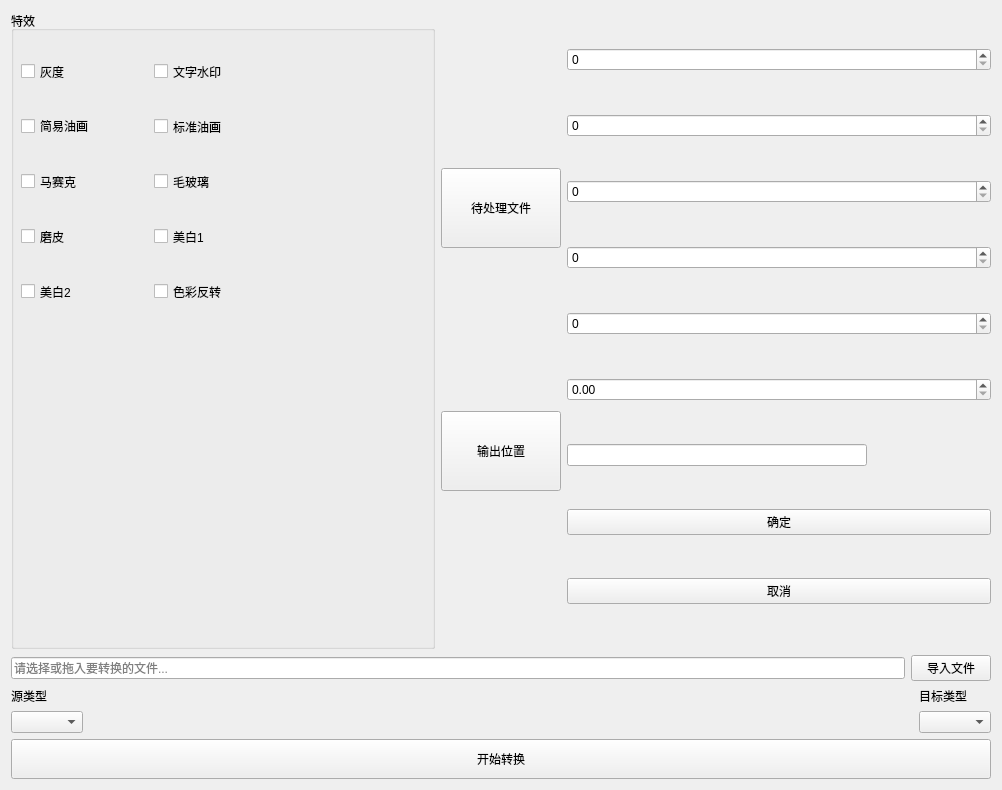
Above: MultiMediaTool/src/gui/ui/effact.ui from xiehaode/MultimediaTools before the change. Below: the same form after it.
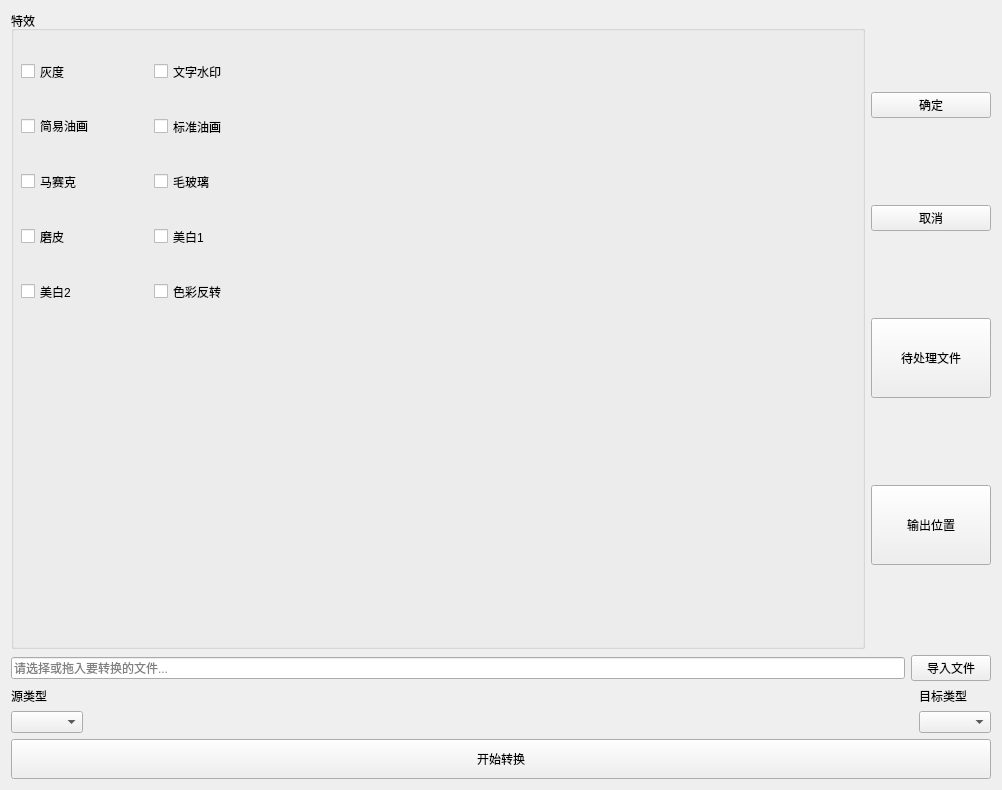
That is the form after the change. Icons and pictures are not drawn.

```diff
--- a/MultiMediaTool/src/gui/ui/effact.ui
+++ b/MultiMediaTool/src/gui/ui/effact.ui
@@ -198,6 +198,20 @@
        </item>
        <item>
         <layout class="QVBoxLayout" name="verticalLayout_3">
+         <item>
+          <widget class="QPushButton" name="ok">
+           <property name="text">
+            <string>确定</string>
+           </property>
+          </widget>
+         </item>
+         <item>
+          <widget class="QPushButton" name="cancel">
+           <property name="text">
+            <string>取消</string>
+           </property>
+          </widget>
+         </item>
          <item>
           <widget class="QToolButton" name="addFile">
            <property name="sizePolicy">
@@ -247,56 +261,7 @@
         </layout>
        </item>
        <item>
-        <layout class="QVBoxLayout" name="verticalLayout_2">
-         <item>
-          <widget class="QSpinBox" name="spinBoxArgs1"/>
-         </item>
-         <item>
-          <widget class="QSpinBox" name="spinBoxArgs2"/>
-         </item>
-         <item>
-          <widget class="QSpinBox" name="spinBoxArgs3"/>
-         </item>
-         <item>
-          <widget class="QSpinBox" name="spinBoxArgs4"/>
-         </item>
-         <item>
-          <widget class="QSpinBox" name="spinBoxArgs5"/>
-         </item>
-         <item>
-          <widget class="QDoubleSpinBox" name="doubleSpinBoxArgs1"/>
-         </item>
-         <item>
-          <widget class="QLineEdit" name="argLine1">
-           <property name="sizePolicy">
-            <sizepolicy hsizetype="Maximum" vsizetype="Fixed">
-             <horstretch>0</horstretch>
-             <verstretch>0</verstretch>
-            </sizepolicy>
-           </property>
-           <property name="minimumSize">
-            <size>
-             <width>300</width>
-             <height>0</height>
-            </size>
-           </property>
-          </widget>
-         </item>
-         <item>
-          <widget class="QPushButton" name="ok">
-           <property name="text">
-            <string>确定</string>
-           </property>
-          </widget>
-         </item>
-         <item>
-          <widget class="QPushButton" name="cancel">
-           <property name="text">
-            <string>取消</string>
-           </property>
-          </widget>
-         </item>
-        </layout>
+        <layout class="QVBoxLayout" name="verticalLayout_2"/>
        </item>
       </layout>
      </item>
```
